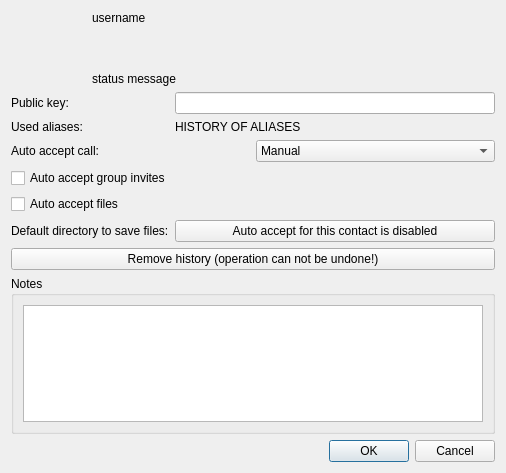
The window that src/widget/about/aboutfriendform.ui (qTox/qTox) describes before a commit, drawn with Qt 5.
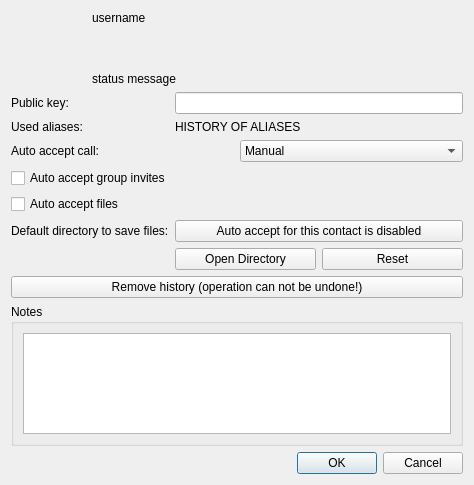
The same window after the commit. Icons and pictures are not drawn.

Commit message: feat(transfer): Change default autoaccept directory

```diff
--- a/src/widget/about/aboutfriendform.ui
+++ b/src/widget/about/aboutfriendform.ui
@@ -6,8 +6,8 @@
    <rect>
     <x>0</x>
     <y>0</y>
-    <width>506</width>
-    <height>473</height>
+    <width>474</width>
+    <height>485</height>
    </rect>
   </property>
   <property name="windowTitle">
@@ -164,30 +164,6 @@
        </property>
       </widget>
      </item>
-     <item row="5" column="0" colspan="2">
-      <widget class="QCheckBox" name="autoacceptfile">
-       <property name="accessibleDescription">
-        <string>Automatically accept files from contact if set</string>
-       </property>
-       <property name="text">
-        <string>Auto accept files</string>
-       </property>
-      </widget>
-     </item>
-     <item row="8" column="0">
-      <widget class="QLabel" name="label">
-       <property name="text">
-        <string>Default directory to save files:</string>
-       </property>
-      </widget>
-     </item>
-     <item row="8" column="1">
-      <widget class="QPushButton" name="selectSaveDir">
-       <property name="text">
-        <string>Auto accept for this contact is disabled</string>
-       </property>
-      </widget>
-     </item>
      <item row="3" column="0" colspan="2">
       <layout class="QHBoxLayout" name="horizontalLayout">
        <item>
@@ -228,6 +204,60 @@
        </property>
       </widget>
      </item>
+     <item row="5" column="0" colspan="2">
+      <widget class="QCheckBox" name="autoacceptfile">
+       <property name="accessibleDescription">
+        <string>Automatically accept files from contact if set</string>
+       </property>
+       <property name="text">
+        <string>Auto accept files</string>
+       </property>
+      </widget>
+     </item>
+     <item row="9" column="0">
+      <widget class="QLabel" name="label">
+       <property name="text">
+        <string>Default directory to save files:</string>
+       </property>
+      </widget>
+     </item>
+     <item row="9" column="1">
+      <widget class="QPushButton" name="selectSaveDir">
+       <property name="sizePolicy">
+        <sizepolicy hsizetype="Ignored" vsizetype="Fixed">
+         <horstretch>0</horstretch>
+         <verstretch>0</verstretch>
+        </sizepolicy>
+       </property>
+       <property name="text">
+        <string>Auto accept for this contact is disabled</string>
+       </property>
+      </widget>
+     </item>
+     <item row="10" column="1">
+      <layout class="QHBoxLayout" name="horizontalLayout_3">
+       <item>
+        <widget class="QPushButton" name="openDir">
+         <property name="text">
+          <string>Open Directory</string>
+         </property>
+        </widget>
+       </item>
+       <item>
+        <widget class="QPushButton" name="resetSaveDir">
+         <property name="sizePolicy">
+          <sizepolicy hsizetype="Minimum" vsizetype="Fixed">
+           <horstretch>0</horstretch>
+           <verstretch>0</verstretch>
+          </sizepolicy>
+         </property>
+         <property name="text">
+          <string>Reset</string>
+         </property>
+        </widget>
+       </item>
+      </layout>
+     </item>
     </layout>
    </item>
    <item>
```
Left out of the diff: 7 changed lines with no effect on the pictures. The commit also changes 21 other files.
